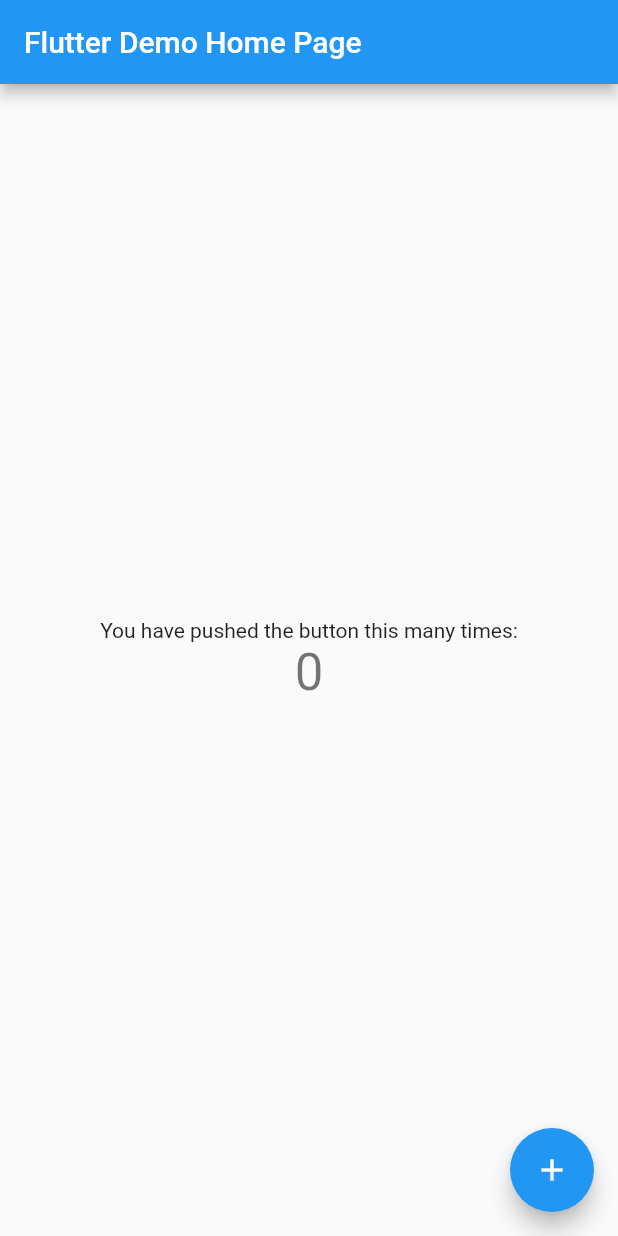
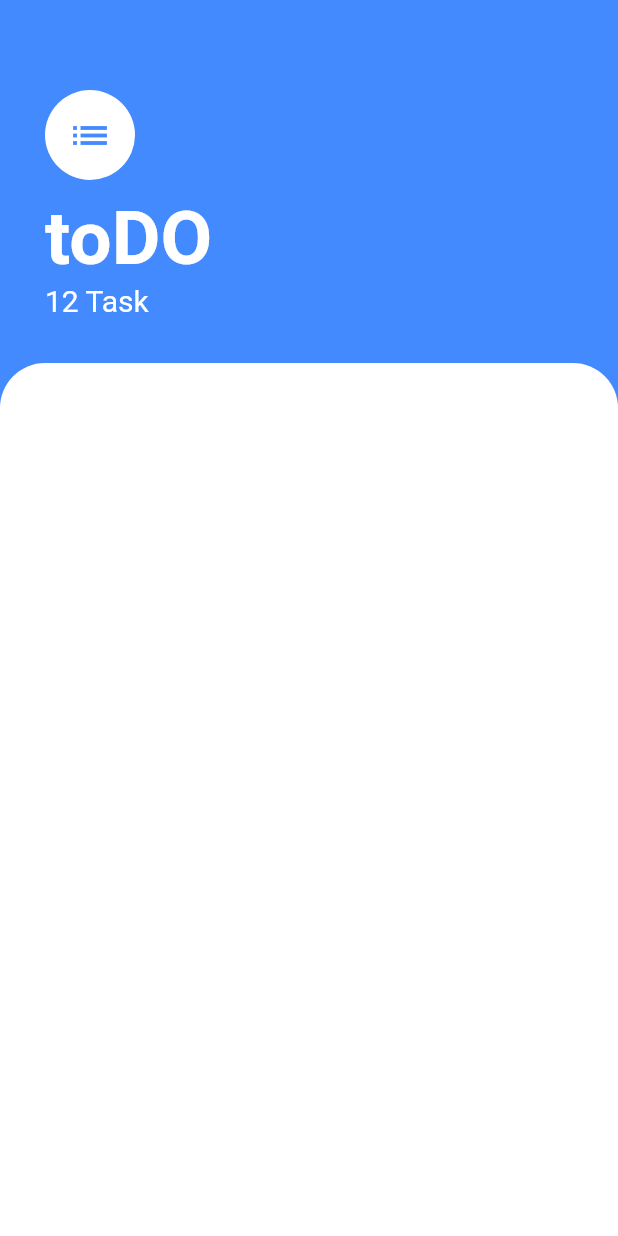
Before and after one commit to nevruzoglu/toDo, a Flutter app: the screen it shows after launch, on a phone screen of 412 x 824 dp. Run offline on Flutter 3.47's test engine with Material 2 defaults, Android fonts, the phone set to English and light mode, and no system bars.

Commit message:
Main page design implement

```diff
--- a/lib/main.dart
+++ b/lib/main.dart
@@ -1,111 +1,13 @@
 import 'package:flutter/material.dart';
+import 'package:todo/screens/tasks_screen.dart';
 
 void main() => runApp(MyApp());
 
 class MyApp extends StatelessWidget {
-  // This widget is the root of your application.
   @override
   Widget build(BuildContext context) {
     return MaterialApp(
-      title: 'Flutter Demo',
-      theme: ThemeData(
-        // This is the theme of your application.
-        //
-        // Try running your application with "flutter run". You'll see the
-        // application has a blue toolbar. Then, without quitting the app, try
-        // changing the primarySwatch below to Colors.green and then invoke
-        // "hot reload" (press "r" in the console where you ran "flutter run",
-        // or simply save your changes to "hot reload" in a Flutter IDE).
-        // Notice that the counter didn't reset back to zero; the application
-        // is not restarted.
-        primarySwatch: Colors.blue,
-      ),
-      home: MyHomePage(title: 'Flutter Demo Home Page'),
+      home: TasksScreen(),
     );
   }
 }
-
-class MyHomePage extends StatefulWidget {
-  MyHomePage({Key key, this.title}) : super(key: key);
-
-  // This widget is the home page of your application. It is stateful, meaning
-  // that it has a State object (defined below) that contains fields that affect
-  // how it looks.
-
-  // This class is the configuration for the state. It holds the values (in this
-  // case the title) provided by the parent (in this case the App widget) and
-  // used by the build method of the State. Fields in a Widget subclass are
-  // always marked "final".
-
-  final String title;
-
-  @override
-  _MyHomePageState createState() => _MyHomePageState();
-}
-
-class _MyHomePageState extends State<MyHomePage> {
-  int _counter = 0;
-
-  void _incrementCounter() {
-    setState(() {
-      // This call to setState tells the Flutter framework that something has
-      // changed in this State, which causes it to rerun the build method below
-      // so that the display can reflect the updated values. If we changed
-      // _counter without calling setState(), then the build method would not be
-      // called again, and so nothing would appear to happen.
-      _counter++;
-    });
-  }
-
-  @override
-  Widget build(BuildContext context) {
-    // This method is rerun every time setState is called, for instance as done
-    // by the _incrementCounter method above.
-    //
-    // The Flutter framework has been optimized to make rerunning build methods
-    // fast, so that you can just rebuild anything that needs updating rather
-    // than having to individually change instances of widgets.
-    return Scaffold(
-      appBar: AppBar(
-        // Here we take the value from the MyHomePage object that was created by
-        // the App.build method, and use it to set our appbar title.
-        title: Text(widget.title),
-      ),
-      body: Center(
-        // Center is a layout widget. It takes a single child and positions it
-        // in the middle of the parent.
-        child: Column(
-          // Column is also a layout widget. It takes a list of children and
-          // arranges them vertically. By default, it sizes itself to fit its
-          // children horizontally, and tries to be as tall as its parent.
-          //
-          // Invoke "debug painting" (press "p" in the console, choose the
-          // "Toggle Debug Paint" action from the Flutter Inspector in Android
-          // Studio, or the "Toggle Debug Paint" command in Visual Studio Code)
-          // to see the wireframe for each widget.
-          //
-          // Column has various properties to control how it sizes itself and
-          // how it positions its children. Here we use mainAxisAlignment to
-          // center the children vertically; the main axis here is the vertical
-          // axis because Columns are vertical (the cross axis would be
-          // horizontal).
-          mainAxisAlignment: MainAxisAlignment.center,
-          children: <Widget>[
-            Text(
-              'You have pushed the button this many times:',
-            ),
-            Text(
-              '$_counter',
-              style: Theme.of(context).textTheme.display1,
-            ),
-          ],
-        ),
-      ),
-      floatingActionButton: FloatingActionButton(
-        onPressed: _incrementCounter,
-        tooltip: 'Increment',
-        child: Icon(Icons.add),
-      ), // This trailing comma makes auto-formatting nicer for build methods.
-    );
-  }
-}
--- /dev/null
+++ b/lib/screens/tasks_screen.dart
@@ -0,0 +1,58 @@
+import 'package:flutter/material.dart';
+
+class TasksScreen extends StatelessWidget {
+  @override
+  Widget build(BuildContext context) {
+    return Scaffold(
+      backgroundColor: Colors.blueAccent,
+      body: Column(
+        crossAxisAlignment: CrossAxisAlignment.start,
+        children: <Widget>[
+          Container(
+            child: Padding(
+              padding: const EdgeInsets.only(
+                  left: 30, right: 30, top: 60, bottom: 30),
+              child: Column(
+                crossAxisAlignment: CrossAxisAlignment.start,
+                children: <Widget>[
+                  CircleAvatar(
+                    backgroundColor: Colors.white,
+                    radius: 30,
+                    child: Icon(
+                      Icons.list,
+                      size: 30,
+                      color: Colors.blueAccent,
+                    ),
+                  ),
+                  SizedBox(
+                    height: 10,
+                  ),
+                  Text(
+                    'toDO',
+                    style: TextStyle(
+                        color: Colors.white,
+                        fontSize: 50,
+                        fontWeight: FontWeight.w700),
+                  ),
+                  Text(
+                    '12 Task',
+                    style: TextStyle(fontSize: 20, color: Colors.white),
+                  )
+                ],
+              ),
+            ),
+          ),
+          Expanded(
+            child: Container(
+              decoration: BoxDecoration(
+                  color: Colors.white,
+                  borderRadius: BorderRadius.only(
+                      topRight: Radius.circular(30),
+                      topLeft: Radius.circular(30))),
+            ),
+          )
+        ],
+      ),
+    );
+  }
+}
```
Also changed, not shown: 1 other file.
